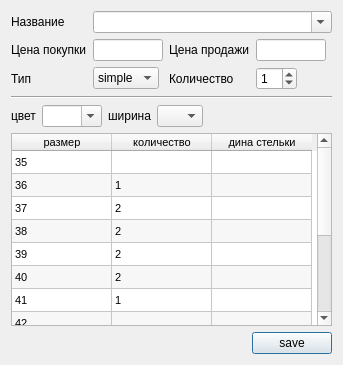
Old version of the form prjstore/ui/pyside/receiving_the_items/item.ui in the repository igol84/myproject.
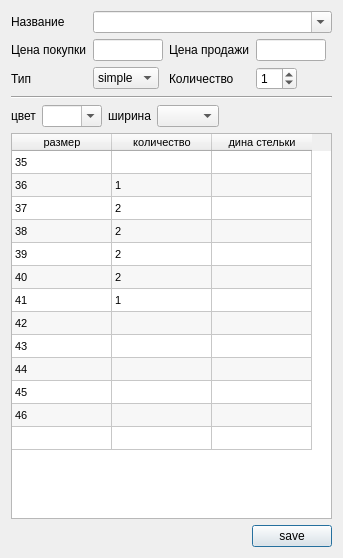
New version of the form.

Commit message: ui items sizes

Diff of the .ui file:
```diff
--- a/prjstore/ui/pyside/receiving_the_items/item.ui
+++ b/prjstore/ui/pyside/receiving_the_items/item.ui
@@ -7,7 +7,7 @@
     <x>0</x>
     <y>0</y>
     <width>341</width>
-    <height>365</height>
+    <height>558</height>
    </rect>
   </property>
   <property name="sizePolicy">
@@ -250,6 +250,15 @@
          <verstretch>0</verstretch>
         </sizepolicy>
        </property>
+       <property name="maximumSize">
+        <size>
+         <width>16777215</width>
+         <height>16777215</height>
+        </size>
+       </property>
+       <property name="editable">
+        <bool>false</bool>
+       </property>
        <item>
         <property name="text">
          <string/>
@@ -265,6 +274,11 @@
          <string>EE</string>
         </property>
        </item>
+       <item>
+        <property name="text">
+         <string>EEEE</string>
+        </property>
+       </item>
       </widget>
      </item>
      <item row="1" column="0">
```
The commit also changes 3 other files.
